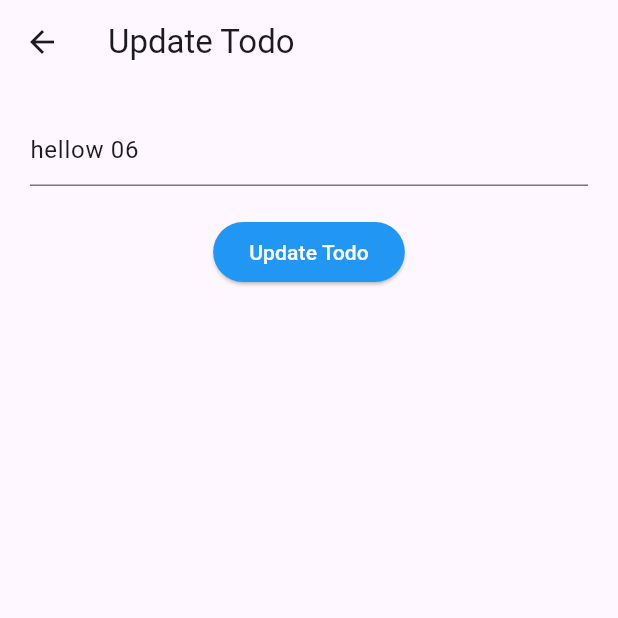
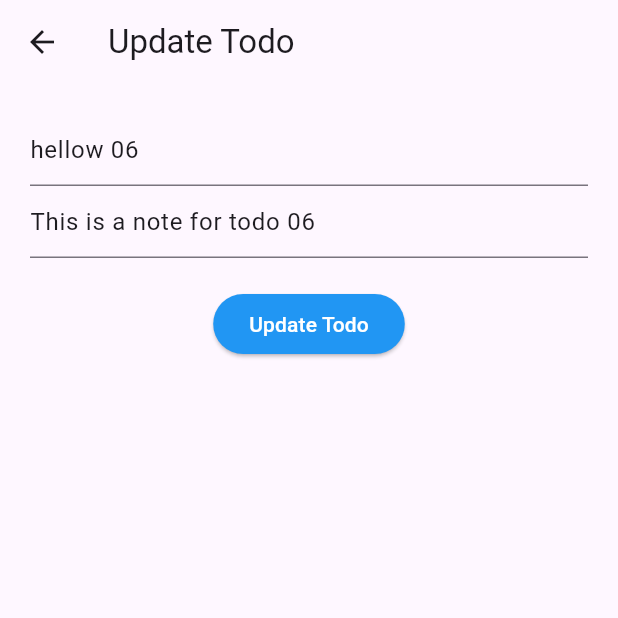
Before and after one commit to KosalaGunarathna/TodoApp-Flutter, a Flutter app: the screen it shows after launch, after a tap on the "delete" icon, on a phone screen of 412 x 824 dp, the top half of it. Run offline on Flutter 3.47's test engine with Material 3 defaults, Android fonts, the phone set to English and light mode, and no system bars; missing offline and left inert: custom_check_box.

Commit message:
make note update function

```diff
--- a/lib/screens/AddTodoPage.dart
+++ b/lib/screens/AddTodoPage.dart
@@ -31,6 +31,8 @@ class _AddTodoPageState extends State<AddTodoPage> {
               // maxLines: 2,
             ),
             SizedBox(height: 20),
+
+            //todo note
             TextFormField(
               controller: _notecontroller,
               decoration: const InputDecoration(
--- a/lib/screens/home.dart
+++ b/lib/screens/home.dart
@@ -132,8 +132,6 @@ class _HomeState extends State<Home> {
                           print(value); // This will print the whole map
 
                           if (value != null && value is Map) {
-                            print(value['todoText']); // prints main text
-                            print(value['todoNote']); // prints note
 
                             _addToDoItem(value['todoText'], value['todoNote']);
                           }
@@ -184,11 +182,12 @@ class _HomeState extends State<Home> {
     });
   }
 
-  void _updateTodoItem(String updatedText, String id) {
+  void _updateTodoItem(String updatedText,String updateNote, String id) {
     setState(() {
       final index = todoList.indexWhere((item) => item.id == id);
       if (index != -1) {
         todoList[index].todoText = updatedText;
+        todoList[index].todoNote = updateNote;
       }
     });
   }
--- a/lib/screens/updateTodoPage.dart
+++ b/lib/screens/updateTodoPage.dart
@@ -2,8 +2,13 @@ import 'package:flutter/material.dart';
 
 class UpdateTodoPage extends StatefulWidget {
   final String currentText;
+  final String? currentNote;
 
-  const UpdateTodoPage({Key? key, required this.currentText}) : super(key: key);
+  UpdateTodoPage({
+    Key? key,
+    required this.currentText,
+    required this.currentNote,
+  }) : super(key: key);
 
   @override
   State<UpdateTodoPage> createState() => _UpdateTodoPageState();
@@ -11,14 +16,21 @@ class UpdateTodoPage extends StatefulWidget {
 
 class _UpdateTodoPageState extends State<UpdateTodoPage> {
   late TextEditingController _controller;
+  late TextEditingController _noteController;
 
   @override
   void initState() {
     super.initState();
     _controller = TextEditingController(text: widget.currentText);
+    _noteController = TextEditingController(text: widget.currentNote ?? '');
   }
 
-
+//   @override
+//   void dispose() {
+//   _controller.dispose();
+//   _noteController.dispose();
+//   super.dispose();
+// }
 
   @override
   Widget build(BuildContext context) {
@@ -40,15 +52,34 @@ class _UpdateTodoPageState extends State<UpdateTodoPage> {
               keyboardType: TextInputType.multiline,
               maxLines: null,
             ),
+
+            //todo note
+            TextFormField(
+              controller: _noteController,
+              decoration: const InputDecoration(
+                hintText: 'Add note',
+                border: UnderlineInputBorder(),
+                focusedBorder: UnderlineInputBorder(
+                  borderSide: BorderSide(color: Colors.blue),
+                ),
+              ),
+              keyboardType: TextInputType.multiline,
+              // maxLines: 2,
+            ),
+
             const SizedBox(height: 20),
+
             ElevatedButton(
-               style: ElevatedButton.styleFrom(
+              style: ElevatedButton.styleFrom(
                 backgroundColor: Colors.blue, // background color
                 foregroundColor: Colors.white, // text color
               ),
               onPressed: () {
                 if (_controller.text.isNotEmpty) {
-                  Navigator.pop(context, _controller.text); // return value
+                  Navigator.pop(context, {
+                    'todoText' : _controller.text,
+                    'todoNote': _noteController.text,
+                    }); // return value
                 }
               },
               child: Text('Update Todo'),
--- a/lib/widgets/todo_item.dart
+++ b/lib/widgets/todo_item.dart
@@ -34,10 +34,15 @@ class ToDoItem extends StatelessWidget {
             context,
             MaterialPageRoute(
                 builder: (context) =>
-                    UpdateTodoPage(currentText: todo.todoText!)),
+                    UpdateTodoPage(
+                      currentText: todo.todoText!,
+                      currentNote: todo.todoNote ?? '' ,
+                      ),
+                      ),
           ).then((updatedText) {
-            if (updatedText != null && updatedText is String) {
-              onUpdateItem(updatedText, todo.id);
+            if (updatedText['todoText'] != null && updatedText is Map) {
+              onUpdateItem(updatedText['todoText'],updatedText['todoNote'],todo.id);
+
             }
           });
         },
```
